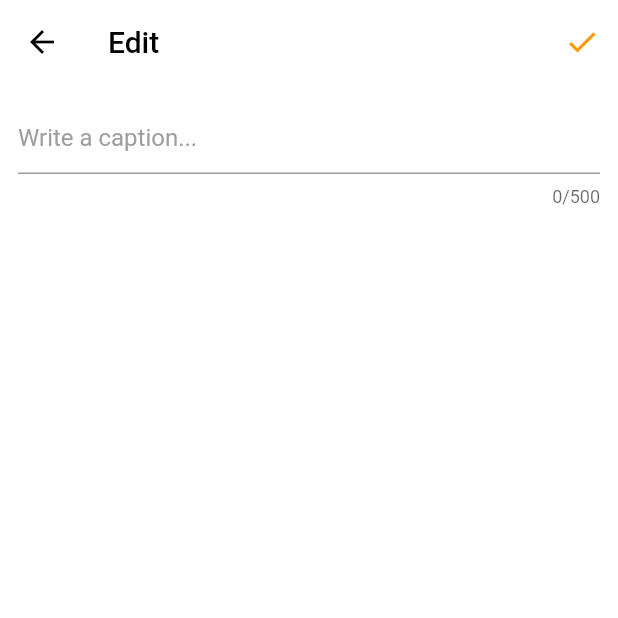
After one commit to Wave-2024/Wave, a Flutter app: the editPostScreen screen opened directly, on a phone screen of 412 x 824 dp, the top half of it. The commit adds this screen. Run offline on Flutter 3.47's test engine with Material 2 defaults, Android fonts, the phone set to English and light mode, and no system bars; our stand-ins replace badges, cached_network_image, cloud_firestore, firebase_auth, firebase_core, firebase_storage and 3 more; missing offline and left inert: comment_box; accounts and stored records are empty; network calls fail; statements that could not run were skipped.

Commit message:
Screen created to edit post

```diff
--- /dev/null
+++ b/lib/screen/Posts/editPost.dart
@@ -0,0 +1,68 @@
+import 'package:firebase_auth/firebase_auth.dart';
+import 'package:flutter/material.dart';
+import 'package:nexus/models/PostModel.dart';
+import 'package:nexus/providers/manager.dart';
+import 'package:nexus/screen/ProfileDetails/editProfile.dart';
+import 'package:nexus/utils/devicesize.dart';
+import 'package:provider/provider.dart';
+class editPostScreen extends StatefulWidget {
+  final PostModel? post;
+  editPostScreen({this.post});
+
+  @override
+  State<editPostScreen> createState() => _editPostScreenState();
+}
+
+class _editPostScreenState extends State<editPostScreen> {
+  TextEditingController? captionController;
+  User? currentUser;
+  final formKey = GlobalKey<State>();
+  @override
+  void initState() {
+    // TODO: implement initState
+    super.initState();
+    currentUser = FirebaseAuth.instance.currentUser;
+    captionController = TextEditingController(text: widget.post!.caption);
+  }
+
+  @override
+  Widget build(BuildContext context) {
+    return Scaffold(
+      appBar: AppBar(
+        backgroundColor: Colors.white,
+        elevation: 0,
+        title: Text('Edit',style: TextStyle(color: Colors.black),),
+        iconTheme: IconThemeData(color: Colors.black),
+        actions: [
+          IconButton(onPressed: () {
+            Provider.of<usersProvider>(context,listen: false).updateCaption(currentUser!.uid, widget.post!.post_id, captionController!.text.toString());
+            ScaffoldMessenger.of(context).showSnackBar(const SnackBar(content: Text("Post updated successfully")));
+            Navigator.pop(context);
+          }, icon: Icon(Icons.check),
+          color: Colors.orange
+          )
+        ],
+      ),
+      body: Container(
+        height: displayHeight(context),
+        width: displayWidth(context),
+        color: Colors.white,
+        child: Padding(
+          padding: const EdgeInsets.all(12.0),
+          child: TextFormField(
+            keyboardType: TextInputType.multiline,
+            maxLength: 500,
+            maxLines: 5,
+            minLines: 1,
+            controller: captionController,
+            decoration: const InputDecoration(
+                hintText: "Write a caption...",
+                hintStyle: TextStyle(
+                    color: Colors.grey,
+                    fontWeight: FontWeight.w400)),
+          ),
+        ),
+      ),
+    );
+  }
+}
--- a/lib/screen/Posts/view/viewMyPostsScreen.dart
+++ b/lib/screen/Posts/view/viewMyPostsScreen.dart
@@ -6,6 +6,7 @@ import 'package:nexus/models/PostModel.dart';
 import 'package:nexus/models/userModel.dart';
 import 'package:nexus/providers/manager.dart';
 import 'package:nexus/screen/Posts/CommentScreens/CommentScreenForMyPosts.dart';
+import 'package:nexus/screen/Posts/editPost.dart';
 
 import 'package:nexus/screen/ProfileDetails/userProfile.dart';
 import 'package:nexus/utils/devicesize.dart';
@@ -197,13 +198,17 @@ Widget displayMyPosts(
                           context: context,
                           builder: (context) {
                             return Container(
-                              height: displayHeight(context) * 0.15,
+                              height: displayHeight(context) * 0.18,
                               width: displayWidth(context),
                               child: Column(
                                 mainAxisAlignment: MainAxisAlignment.center,
                                 children: [
-                                  ListTile(
-                                    onTap: () {},
+                                  Expanded(
+                                    child: ListTile(
+                                      onTap: () {
+                                        Navigator.pop(context);
+                                        Navigator.push(context, MaterialPageRoute(builder: (context) => editPostScreen(post: post,),));
+                                      },
                                       leading: Icon(Icons.edit),
                                       title: const Text(
                                         'Edit caption',
@@ -212,7 +217,9 @@ Widget displayMyPosts(
                                             fontWeight: FontWeight.w500),
                                       ),
                                     ),
-                                  ListTile(
+                                  ),
+                                  Expanded(
+                                    child: ListTile(
                                       onTap: () {},
                                       leading: Icon(
                                         Icons.delete,
@@ -223,6 +230,7 @@ Widget displayMyPosts(
                                         style: TextStyle(
                                             color: Colors.black,
                                             fontWeight: FontWeight.w500),
+                                      ),
                                     ),
                                   ),
                                 ],
```
Lines whose indentation alone changed are shown as unchanged.
